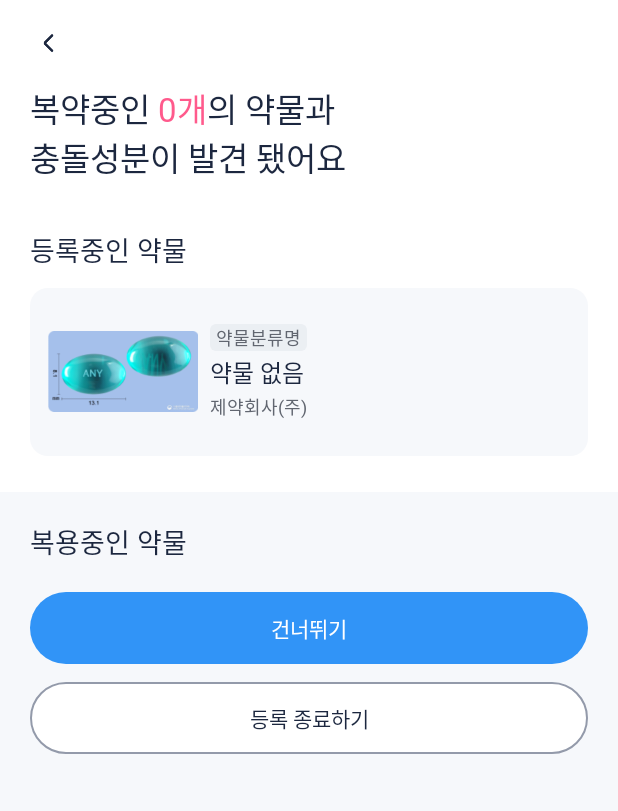
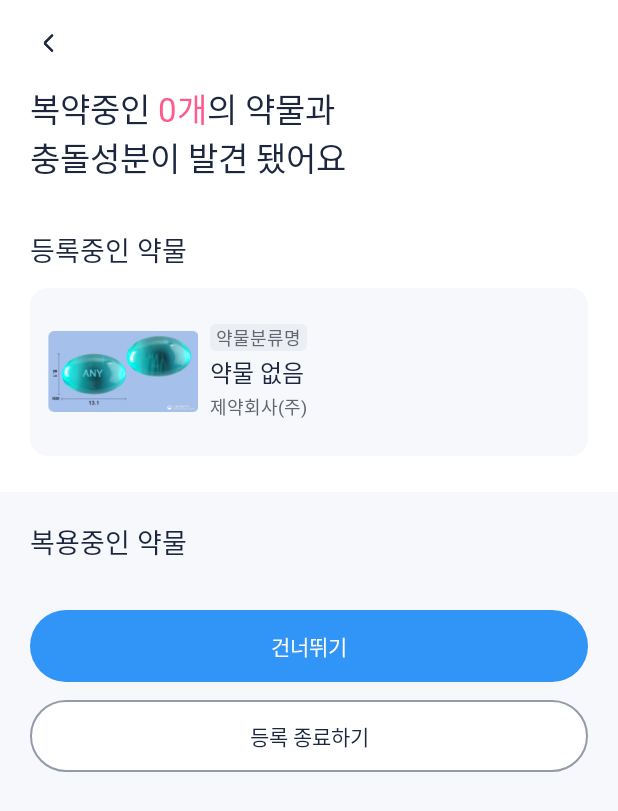
Before and after one commit to Pill-Mate/Pill-Mate-Android, an Android app: the fragment MedicineConflictFragment placed in its activity, on a phone screen of 412 x 824 dp. Shown: the top 811 px of the screen. Run offline under Robolectric (Android 15) with nearby library versions, the phone set to English and light mode, and no system bars; pictures from the network do not load; Roboto replaces fonts that are not available here.

Commit message:
[fix] 약물 충돌 UI 수정

```diff
--- a/app/src/main/java/com/pill_mate/pill_mate_android/medicine_conflict/MedicineConflictFragment.kt
+++ b/app/src/main/java/com/pill_mate/pill_mate_android/medicine_conflict/MedicineConflictFragment.kt
@@ -27,6 +27,7 @@ import com.pill_mate.pill_mate_android.medicine_conflict.model.UsjntTabooRespons
 import com.pill_mate.pill_mate_android.medicine_registration.model.Hospital
 import com.pill_mate.pill_mate_android.medicine_registration.model.Pharmacy
 import com.pill_mate.pill_mate_android.ui.main.activity.MainActivity
+import com.pill_mate.pill_mate_android.util.CustomDividerItemDecoration
 import com.pill_mate.pill_mate_android.util.CustomSnackbar
 import retrofit2.Call
 import retrofit2.Callback
@@ -65,13 +66,8 @@ class MedicineConflictFragment : Fragment() {
     }
 
     private fun initializeSections() {
-        binding.rvContraindication.visibility = View.GONE
-        binding.tvContraindication.visibility = View.GONE
-        binding.ivContraindicationEnd.visibility = View.GONE
-
-        binding.rvEfficiencyOverlap.visibility = View.GONE
-        binding.tvEfficiencyOverlap.visibility = View.GONE
-        binding.ivEfficiencyOverlapEnd.visibility = View.GONE
+        binding.layoutContraindication.visibility = View.GONE
+        binding.layoutEfficiencyOverlap.visibility = View.GONE
     }
 
     private fun setupUI() {
@@ -100,14 +96,21 @@ class MedicineConflictFragment : Fragment() {
             onDeleteClicked = { itemSeq -> showDeleteDialog(itemSeq) }
         )
 
-        // RecyclerView 설정
+        val dividerColor = ContextCompat.getColor(requireContext(), R.color.gray_3) // 회색
+        val dividerHeight = 1f // 1dp
+        val marginStart = 12f
+        val marginEnd = 12f
+
         binding.rvContraindication.apply {
             layoutManager = LinearLayoutManager(context)
             adapter = contraindicationAdapter
+            addItemDecoration(CustomDividerItemDecoration(dividerHeight, dividerColor, marginStart, marginEnd))
         }
+
         binding.rvEfficiencyOverlap.apply {
             layoutManager = LinearLayoutManager(context)
             adapter = efficiencyOverlapAdapter
+            addItemDecoration(CustomDividerItemDecoration(dividerHeight, dividerColor, marginStart, marginEnd))
         }
     }
 
@@ -151,7 +154,7 @@ class MedicineConflictFragment : Fragment() {
                 .into(binding.ivMedicineImage)
 
         } else {
-            binding.tvPillName.text = "약물 없음"
+            binding.tvPillName.text = getString(R.string.medicine_conflict_no_medicine)
             binding.ivMedicineImage.setImageResource(R.drawable.ic_default_pill)
         }
     }
@@ -181,14 +184,10 @@ class MedicineConflictFragment : Fragment() {
     private fun toggleSectionVisibility(isVisible: Boolean, sectionType: SectionType) {
         when (sectionType) {
             SectionType.CONTRAINDICATION -> {
-                binding.rvContraindication.visibility = if (isVisible) View.VISIBLE else View.GONE
-                binding.tvContraindication.visibility = if (isVisible) View.VISIBLE else View.GONE
-                binding.ivContraindicationEnd.visibility = if (isVisible) View.VISIBLE else View.GONE
+                binding.layoutContraindication.visibility = if (isVisible) View.VISIBLE else View.GONE
             }
             SectionType.EFFICIENCY_OVERLAP -> {
-                binding.rvEfficiencyOverlap.visibility = if (isVisible) View.VISIBLE else View.GONE
-                binding.tvEfficiencyOverlap.visibility = if (isVisible) View.VISIBLE else View.GONE
-                binding.ivEfficiencyOverlapEnd.visibility = if (isVisible) View.VISIBLE else View.GONE
+                binding.layoutEfficiencyOverlap.visibility = if (isVisible) View.VISIBLE else View.GONE
             }
         }
     }
@@ -261,9 +260,10 @@ class MedicineConflictFragment : Fragment() {
         medicineRegistrationService.removeConflict(itemSeq).enqueue(object : Callback<ConflictRemoveResponse> {
             override fun onResponse(call: Call<ConflictRemoveResponse>, response: Response<ConflictRemoveResponse>) {
                 if (response.isSuccessful && response.body()?.isSuccess == true) {
-                    Log.d("MedicineConflictFragment", "Successfully removed conflict for itemSeq: $itemSeq") // ✅ 성공 로그 추가
+                    Log.d("MedicineConflictFragment", "Successfully removed conflict for itemSeq: $itemSeq") // 성공 로그 추가
 
                     disableDeleteButton(itemSeq) // 삭제 버튼 비활성화
+                    updateButtonText()    // "다음"으로 변경
                     showDeleteSuccessSnackbar() // 성공 메시지 표시
                 } else {
                     val errorBody = response.errorBody()?.string() ?: "Unknown error"
@@ -295,12 +295,24 @@ class MedicineConflictFragment : Fragment() {
         }
     }
 
+    private fun updateButtonText() {
+        binding.btnSkip.text = getString(R.string.medicine_registration_next)
+    }
+
     private fun showDeleteSuccessSnackbar() {
-        CustomSnackbar.showCustomSnackbar(requireContext(), binding.root, "약물을 삭제했어요.")
+        CustomSnackbar.showCustomSnackbar(
+            requireContext(),
+            binding.root,
+            getString(R.string.medicine_conflict_delete_success)
+        )
     }
 
     private fun showDeleteErrorSnackbar() {
-        CustomSnackbar.showCustomSnackbar(requireContext(), binding.root, "약물 삭제에 실패했어요.")
+        CustomSnackbar.showCustomSnackbar(
+            requireContext(),
+            binding.root,
+            getString(R.string.medicine_conflict_delete_error)
+        )
     }
 
     private fun clearRegistrationData() {
--- a/app/src/main/java/com/pill_mate/pill_mate_android/medicine_registration/MedicineRegistrationFragment.kt
+++ b/app/src/main/java/com/pill_mate/pill_mate_android/medicine_registration/MedicineRegistrationFragment.kt
@@ -138,11 +138,19 @@ class MedicineRegistrationFragment : Fragment(), MedicineRegistrationView {
     }
 
     override fun updateRecyclerView(data: List<RegistrationData>) {
+        val navHostFragment = childFragmentManager.findFragmentById(R.id.nav_host_fragment_steps) as NavHostFragment
+        val navController = navHostFragment.navController
+        val currentDestinationId = navController.currentDestination?.id
+
+        // 충돌 프래그먼트일 경우 항상 숨김
+        val hideRecyclerView = currentDestinationId in listOf(
+            R.id.loadingConflictFragment, R.id.medicineConflictFragment
+        )
         adapter.updateData(data)
-        Log.d("MedicineRegistrationFragment", "RecyclerView updated: ${data.size} items")
 
-        // 🔹 데이터가 없으면 RecyclerView 숨김 처리
-        binding.rvData.visibility = if (data.isNotEmpty()) View.VISIBLE else View.GONE
+        binding.rvData.visibility = if (hideRecyclerView) View.GONE else {
+            if (data.isNotEmpty()) View.VISIBLE else View.GONE
+        }
     }
 
     override fun showConfirmationBottomSheet() {
--- a/app/src/main/res/layout/fragment_medicine_conflict.xml
+++ b/app/src/main/res/layout/fragment_medicine_conflict.xml
@@ -56,7 +56,7 @@
                     android:layout_width="wrap_content"
                     android:layout_height="wrap_content"
                     android:layout_marginTop="32dp"
-                    android:text="등록중인 약물"
+                    android:text="@string/medicine_conflict_registration_in_progress"
                     android:textColor="@color/black"
                     style="@style/H1_SB18"
                     app:layout_constraintStart_toStartOf="parent"
@@ -93,29 +93,33 @@
                             android:id="@+id/tv_pill_class"
                             android:layout_width="wrap_content"
                             android:layout_height="wrap_content"
+                            android:paddingHorizontal="4dp"
+                            android:text="@string/pill_detail_class_name"
+                            android:ellipsize="end"
+                            android:maxLines="1"
                             android:background="@drawable/bg_text_gray_3_radius_4"
-                            android:text="약물분류명"
                             android:textColor="@color/gray_1"
-                            android:textSize="12sp"
-                            android:paddingHorizontal="4dp"
-                            android:layout_marginBottom="2dp" />
+                            style="@style/B4_RG12" />
 
                         <TextView
                             android:id="@+id/tv_pill_name"
                             android:layout_width="wrap_content"
                             android:layout_height="wrap_content"
-                            android:layout_marginBottom="2dp"
-                            android:text="오그맥스정375밀리그램가나다.."
+                            android:layout_marginTop="2dp"
+                            android:text="@string/pill_detail_pill_name"
                             android:textColor="@color/black"
-                            android:textSize="16sp" />
+                            style="@style/H2_SB16" />
 
                         <TextView
-                            android:id="@+id/tv_pill_Entp"
+                            android:id="@+id/tv_pill_entp"
                             android:layout_width="wrap_content"
                             android:layout_height="wrap_content"
-                            android:text="제약회사(주)"
+                            android:text="@string/pill_detail_company_name"
+                            android:layout_marginTop="2dp"
+                            android:ellipsize="end"
+                            android:maxLines="1"
                             android:textColor="@color/gray_1"
-                            android:textSize="12sp" />
+                            style="@style/B4_RG12" />
                     </LinearLayout>
                 </LinearLayout>
             </androidx.constraintlayout.widget.ConstraintLayout>
@@ -135,84 +139,104 @@
                     style="@style/H1_B18"
                     android:layout_width="wrap_content"
                     android:layout_height="wrap_content"
-                    android:text="복용중인 약물"
+                    android:text="@string/medicine_conflict_currently_taking"
                     android:textColor="@color/black"
                     app:layout_constraintStart_toStartOf="parent"
                     app:layout_constraintTop_toTopOf="parent" />
 
-                <!-- 병용금기 -->
+                <androidx.constraintlayout.widget.ConstraintLayout
+                    android:id="@+id/layout_contraindication"
+                    android:layout_width="match_parent"
+                    android:layout_height="wrap_content"
+                    android:layout_marginTop="12dp"
+                    android:paddingTop="16dp"
+                    android:paddingHorizontal="12dp"
+                    android:background="@drawable/bg_conflict_white"
+                    app:layout_constraintStart_toStartOf="parent"
+                    app:layout_constraintEnd_toEndOf="parent"
+                    app:layout_constraintTop_toBottomOf="@id/tv_intake_pill">
+
                     <TextView
                         android:id="@+id/tv_contraindication"
                         android:layout_width="wrap_content"
                         android:layout_height="wrap_content"
-                    android:layout_marginTop="20dp"
-                    android:text="병용금기"
-                    android:textColor="@color/black"
-                    android:textSize="18sp"
-                    android:textStyle="bold"
+                        android:text="@string/medicine_conflict_contraindication"
+                        android:textColor="@color/main_pink_1"
+                        style="@style/H2_MD16"
                         app:layout_constraintStart_toStartOf="parent"
-                    app:layout_constraintTop_toBottomOf="@id/tv_intake_pill" />
+                        app:layout_constraintTop_toTopOf="parent"/>
 
                     <ImageView
                         android:id="@+id/iv_contraindication_end"
                         android:layout_width="16dp"
                         android:layout_height="16dp"
-                    android:layout_marginStart="2dp"
+                        android:layout_marginStart="4dp"
                         android:src="@drawable/ic_link"
-                    app:layout_constraintBottom_toBottomOf="@id/tv_contraindication"
                         app:layout_constraintStart_toEndOf="@id/tv_contraindication"
-                    app:layout_constraintTop_toTopOf="@id/tv_contraindication" />
+                        app:layout_constraintTop_toTopOf="@id/tv_contraindication"
+                        app:layout_constraintBottom_toBottomOf="@id/tv_contraindication"/>
 
                     <androidx.recyclerview.widget.RecyclerView
                         android:id="@+id/rv_contraindication"
                         android:layout_width="match_parent"
                         android:layout_height="wrap_content"
-                    android:layout_marginTop="8dp"
                         app:layout_constraintTop_toBottomOf="@id/tv_contraindication"
                         app:layout_constraintStart_toStartOf="parent"
-                    app:layout_constraintEnd_toEndOf="parent" />
+                        app:layout_constraintEnd_toEndOf="parent"/>
+                </androidx.constraintlayout.widget.ConstraintLayout>
 
                 <!-- 효능군 중복 -->
+                <androidx.constraintlayout.widget.ConstraintLayout
+                    android:id="@+id/layout_efficiency_overlap"
+                    android:layout_width="match_parent"
+                    android:layout_height="wrap_content"
+                    android:layout_marginTop="12dp"
+                    android:paddingTop="16dp"
+                    android:paddingHorizontal="12dp"
+                    android:background="@drawable/bg_conflict_white"
+                    app:layout_constraintStart_toStartOf="parent"
+                    app:layout_constraintEnd_toEndOf="parent"
+                    app:layout_constraintTop_toBottomOf="@id/layout_contraindication">
+
                     <TextView
                         android:id="@+id/tv_efficiency_overlap"
                         android:layout_width="wrap_content"
                         android:layout_height="wrap_content"
-                    android:layout_marginTop="12dp"
-                    android:text="효능군 중복"
-                    android:textColor="@color/black"
-                    android:textSize="18sp"
-                    android:textStyle="bold"
-                    app:layout_constraintTop_toBottomOf="@id/rv_contraindication"
-                    app:layout_constraintStart_toStartOf="parent" />
+                        android:text="@string/medicine_conflict_efficiency_overlap"
+                        android:textColor="@color/main_pink_1"
+                        style="@style/H2_MD16"
+                        app:layout_constraintStart_toStartOf="parent"
+                        app:layout_constraintTop_toTopOf="parent"/>
 
                     <ImageView
                         android:id="@+id/iv_efficiency_overlap_end"
                         android:layout_width="16dp"
                         android:layout_height="16dp"
-                    android:layout_marginStart="2dp"
+                        android:layout_marginStart="4dp"
                         android:src="@drawable/ic_link"
-                    app:layout_constraintBottom_toBottomOf="@id/tv_efficiency_overlap"
                         app:layout_constraintStart_toEndOf="@id/tv_efficiency_overlap"
-                    app:layout_constraintTop_toTopOf="@id/tv_efficiency_overlap" />
+                        app:layout_constraintTop_toTopOf="@id/tv_efficiency_overlap"
+                        app:layout_constraintBottom_toBottomOf="@id/tv_efficiency_overlap"/>
 
                     <androidx.recyclerview.widget.RecyclerView
                         android:id="@+id/rv_efficiency_overlap"
                         android:layout_width="match_parent"
                         android:layout_height="wrap_content"
-                    android:layout_marginTop="8dp"
                         app:layout_constraintTop_toBottomOf="@id/tv_efficiency_overlap"
                         app:layout_constraintStart_toStartOf="parent"
-                    app:layout_constraintEnd_toEndOf="parent" />
+                        app:layout_constraintEnd_toEndOf="parent"/>
+                </androidx.constraintlayout.widget.ConstraintLayout>
+
 
                 <!-- 버튼 영역 -->
                 <LinearLayout
                     android:id="@+id/layout_buttons"
                     android:layout_width="match_parent"
                     android:layout_height="wrap_content"
-                    android:layout_marginTop="20dp"
+                    android:layout_marginTop="32dp"
                     android:layout_marginBottom="26dp"
                     android:orientation="vertical"
-                    app:layout_constraintTop_toBottomOf="@id/rv_efficiency_overlap"
+                    app:layout_constraintTop_toBottomOf="@id/layout_efficiency_overlap"
                     app:layout_constraintStart_toStartOf="parent"
                     app:layout_constraintEnd_toEndOf="parent">
 
@@ -222,7 +246,7 @@
                         android:layout_height="wrap_content"
                         android:layout_marginBottom="12dp"
                         android:background="@drawable/bg_btn_main_blue_1"
-                        android:text="건너뛰기"
+                        android:text="@string/medicine_conflict_btn_skip"
                         android:textColor="@color/white"
                         android:stateListAnimator="@null"/>
 
@@ -231,7 +255,7 @@
                         android:layout_width="match_parent"
                         android:layout_height="wrap_content"
                         android:background="@drawable/bg_btn_gray_2_stoke"
-                        android:text="등록 종료하기"
+                        android:text="@string/medicine_conflict_btn_finish"
                         android:textColor="@color/black"
                         android:stateListAnimator="@null"/>
                 </LinearLayout>
--- a/app/src/main/res/layout/item_conflict.xml
+++ b/app/src/main/res/layout/item_conflict.xml
@@ -4,14 +4,13 @@
     xmlns:tools="http://schemas.android.com/tools"
     android:layout_width="match_parent"
     android:layout_height="wrap_content"
-    android:padding="12dp"
+    android:paddingVertical="16dp"
     android:background="@drawable/rectangle_white_radius_20">
 
     <ImageView
         android:id="@+id/iv_image"
         android:layout_width="100dp"
         android:layout_height="54dp"
-        android:layout_marginTop="15dp"
         android:scaleType="centerCrop"
         android:background="@drawable/rectangle_radius_4"
         app:layout_constraintStart_toStartOf="parent"
--- a/app/src/main/res/values/strings.xml
+++ b/app/src/main/res/values/strings.xml
@@ -188,16 +188,23 @@
     <string name="loading_title">복약 스케줄을 만들고 있어요!</string>
     <string name="loading_subtitle">메이트님의 스케줄을 고려한\n복약 스케줄을 생성중이에요</string>
 
-
     <!-- fragment_loading_conflict -->
     <string name="loading_conflict_title">복용하는 약물과\n충돌하는 성분을 발견했어요</string>
     <string name="loading_conflict_btn">확인하기</string>
 
     <!-- fragment_medicine_conflict -->
     <string name="medicine_conflict_title">복약중인 %1$d개의 약물과\n충돌성분이 발견 됐어요</string>
+    <string name="medicine_conflict_registration_in_progress">등록중인 약물</string>
+    <string name="medicine_conflict_currently_taking">복용중인 약물</string>
+    <string name="medicine_conflict_contraindication">병용금기</string>
+    <string name="medicine_conflict_efficiency_overlap">효능군 중복</string>
     <string name="medicine_conflict_btn_skip">건너뛰기</string>
     <string name="medicine_conflict_btn_finish">등록 종료하기</string>
     <string name="medicine_conflict_btn_inquiry">약국 문의</string>
+    <string name="medicine_conflict_delete_success">약물을 삭제했어요.</string>
+    <string name="medicine_conflict_delete_error">약물 삭제에 실패했어요.</string>
+    <string name="medicine_conflict_no_medicine">약물 없음</string>
+
 
     <string name="test">test</string>
     <string name="hello_blank_fragment">Hello blank fragment</string>
```
Lines whose indentation alone changed are shown as unchanged.
